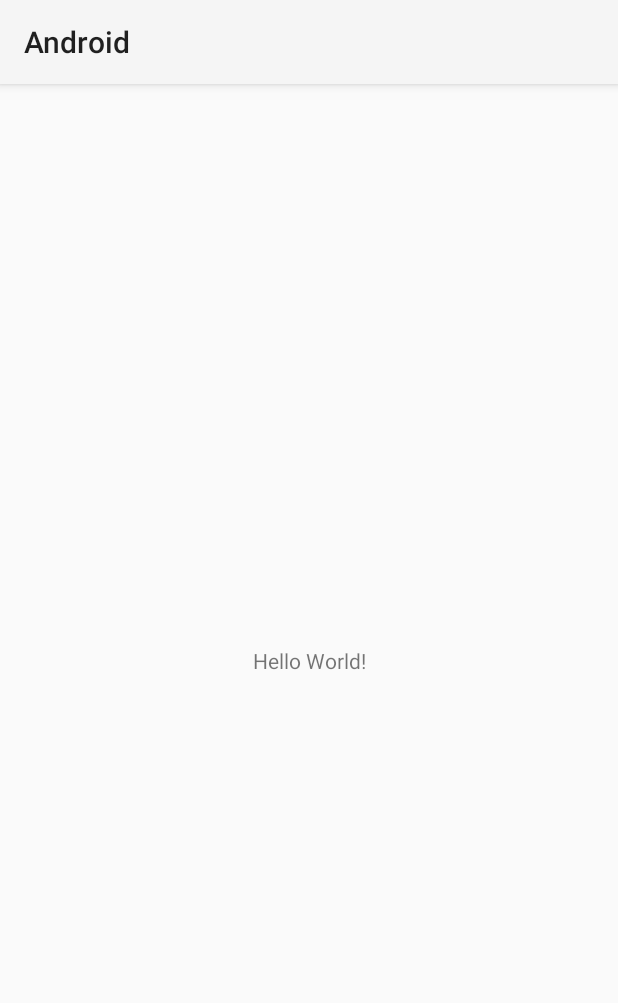
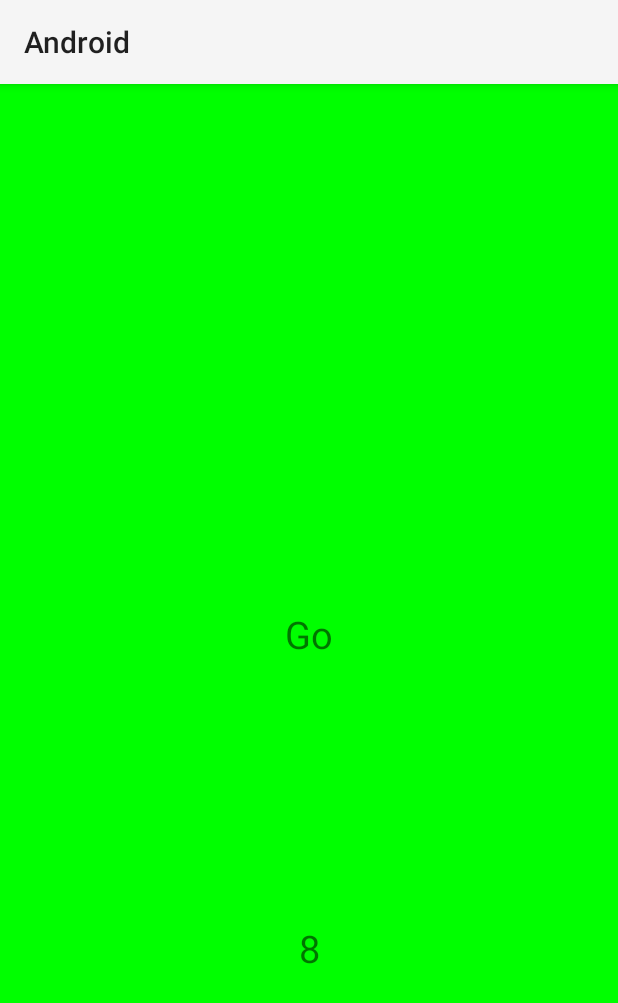
Before and after one commit to Jaka061/Android_hw, an Android app: the screen it shows after launch (MainActivity), on a phone screen of 412 x 824 dp. Shown: the top 1003 px of the screen. Run offline under Robolectric (Android 15) with nearby library versions, the phone set to English and light mode, and no system bars; pictures from the network do not load; 1 statement that could not run was skipped.

Commit message:
hw 47 , 51

```diff
--- a/app/build.gradle
+++ b/app/build.gradle
@@ -29,6 +29,8 @@ android {
     kotlinOptions {
         jvmTarget = '1.8'
     }
+
+    buildFeatures.viewBinding = true
 }
 
 dependencies {
@@ -40,4 +42,8 @@ dependencies {
     testImplementation 'junit:junit:4.+'
     androidTestImplementation 'androidx.test.ext:junit:1.1.3'
     androidTestImplementation 'androidx.test.espresso:espresso-core:3.4.0'
+
+    implementation 'com.github.bumptech.glide:glide:4.12.0'
+    annotationProcessor 'com.github.bumptech.glide:compiler:4.12.0'
+
 }
--- a/app/src/main/AndroidManifest.xml
+++ b/app/src/main/AndroidManifest.xml
@@ -1,6 +1,8 @@
 <?xml version="1.0" encoding="utf-8"?>
 <manifest xmlns:android="http://schemas.android.com/apk/res/android"
     package="com.example.android">
+
+    <uses-permission android:name="android.permission.INTERNET"/>
 
     <application
         android:allowBackup="true"
--- /dev/null
+++ b/app/src/main/java/com/example/android/AppGlide.kt
@@ -0,0 +1,8 @@
+package com.example.android
+
+import com.bumptech.glide.annotation.GlideModule
+import com.bumptech.glide.module.AppGlideModule
+
+@GlideModule
+class AppGlide : AppGlideModule(){
+}
--- a/app/src/main/java/com/example/android/MainActivity.kt
+++ b/app/src/main/java/com/example/android/MainActivity.kt
@@ -1,11 +1,72 @@
 package com.example.android
 
+import android.content.Context
+import android.graphics.Color.parseColor
 import androidx.appcompat.app.AppCompatActivity
 import android.os.Bundle
+import android.os.CountDownTimer
+import android.util.Log
+import android.view.View
+import android.widget.Toast
+import androidx.appcompat.widget.AppCompatButton
+import androidx.appcompat.widget.AppCompatImageView
+import androidx.appcompat.widget.AppCompatTextView
+import androidx.constraintlayout.widget.ConstraintLayout
+import com.bumptech.glide.Glide
+import com.example.android.databinding.ActivityMainBinding
 
 class MainActivity : AppCompatActivity() {
+    private lateinit var binding: ActivityMainBinding
+    private lateinit var svetofor : ConstraintLayout
+    private lateinit var txt : AppCompatTextView
+    private lateinit var time : AppCompatTextView
+    private lateinit var img : AppCompatImageView
+    var counter = 0
+
+    val urlRed = "https://w7.pngwing.com/pngs/150/578/png-transparent-traffic-light-computer-icons-red-red-light-color-light-traffic-thumbnail.png"
+    val urlYellow = "https://w7.pngwing.com/pngs/136/898/png-transparent-traffic-light-computer-icons-yellow-traffic-light-color-light-nuvola-thumbnail.png"
+    val urlGreen = "https://w7.pngwing.com/pngs/104/123/png-transparent-round-black-and-green-button-green-light-green-light-traffic-light-light-circle-color-desktop-wallpaper-light-thumbnail.png"
+
     override fun onCreate(savedInstanceState: Bundle?) {
         super.onCreate(savedInstanceState)
+        binding = ActivityMainBinding.inflate(layoutInflater)
         setContentView(R.layout.activity_main)
+
+        img = findViewById(R.id.img)
+        txt = findViewById(R.id.txt)
+        time = findViewById(R.id.time)
+        svetofor = findViewById(R.id.svetofor)
+
+        startTimeCounter()
     }
+
+    private fun startTimeCounter() {
+        object : CountDownTimer(10000, 1000) {
+            override fun onTick(millisUntilFinished: Long) {
+                time.text = counter.toString()
+                counter++
+                if(millisUntilFinished / 1000 == 9L ){
+                    txt.text = "Stop"
+                    Glide.with(this@MainActivity).load(urlRed).override(600,700).into(img)
+                    svetofor.setBackgroundColor(parseColor("red"))
+                }
+                else if(millisUntilFinished / 1000 ==  5L){
+                    txt.text = "Wait"
+                    Glide.with(this@MainActivity).load(urlYellow).override(600,700).into(img)
+                    svetofor.setBackgroundColor(parseColor("yellow"))
+                }
+                else if(millisUntilFinished / 1000 ==  2L){
+                    txt.text = "Go"
+                    Glide.with(this@MainActivity).load(urlGreen).override(600,700).into(img)
+                    svetofor.setBackgroundColor(parseColor("green"))
+                }
+            }
+            override fun onFinish() {
+                txt.text = "Finish"
+            }
+        }.start()
+    }
+
+
+
 }
--- a/app/src/main/res/layout/activity_main.xml
+++ b/app/src/main/res/layout/activity_main.xml
@@ -4,15 +4,42 @@
     xmlns:tools="http://schemas.android.com/tools"
     android:layout_width="match_parent"
     android:layout_height="match_parent"
+    android:id="@+id/svetofor"
+    android:background="@android:color/holo_blue_light"
     tools:context=".MainActivity">
 
-    <TextView
+    <androidx.appcompat.widget.AppCompatImageView
+        android:id="@+id/img"
+        android:layout_width="wrap_content"
+        android:layout_height="wrap_content"
+        android:src="@drawable/ic_launcher_foreground"
+        app:layout_constraintBottom_toTopOf="@+id/txt"
+        app:layout_constraintLeft_toLeftOf="parent"
+        app:layout_constraintRight_toRightOf="parent"
+        app:layout_constraintTop_toTopOf="parent"
+        />
+
+    <androidx.appcompat.widget.AppCompatTextView
+        android:id="@+id/txt"
         android:layout_width="wrap_content"
         android:layout_height="wrap_content"
         android:text="Hello World!"
+        android:textSize="25sp"
+        app:layout_constraintTop_toBottomOf="@id/img"
+        app:layout_constraintBottom_toTopOf="@id/time"
+        app:layout_constraintLeft_toLeftOf="parent"
+        app:layout_constraintRight_toRightOf="parent"
+        />
+    <androidx.appcompat.widget.AppCompatTextView
+        android:id="@+id/time"
+        android:layout_width="wrap_content"
+        android:layout_height="wrap_content"
+        android:text="Hello World!"
+        android:textSize="25sp"
+        app:layout_constraintTop_toBottomOf="@id/txt"
         app:layout_constraintBottom_toBottomOf="parent"
         app:layout_constraintLeft_toLeftOf="parent"
         app:layout_constraintRight_toRightOf="parent"
-        app:layout_constraintTop_toTopOf="parent" />
+        />
 
 </androidx.constraintlayout.widget.ConstraintLayout>
```
